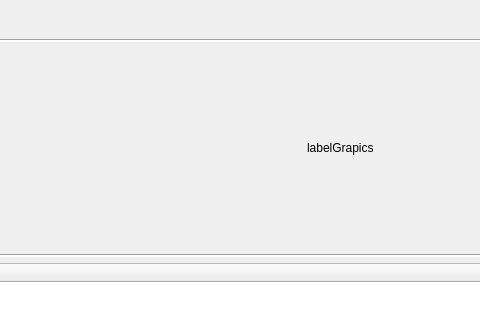
Qt form src/qmapshack/gis/trk/IFitDataDialog.ui (kkarsten62/qmapshack) before a commit; both pictures show x 282 to 762 and y 0 to 320 of the 1200 by 600 pixel window.
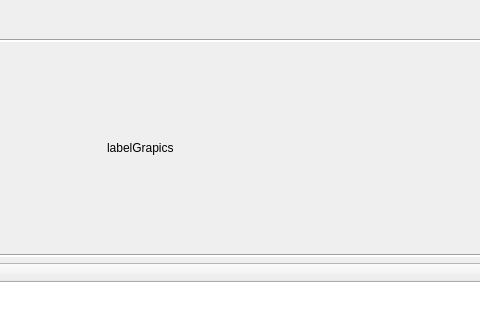
The same form after that commit. Icons and pictures are not drawn.

Commit message:
Implement graphic for left and right pedal
Changes to be committed:
	modified:   src/qmapshack/gis/trk/CFitDataDialog.cpp
	modified:   src/qmapshack/gis/trk/IFitDataDialog.ui

```diff
--- a/src/qmapshack/gis/trk/IFitDataDialog.ui
+++ b/src/qmapshack/gis/trk/IFitDataDialog.ui
@@ -157,7 +157,7 @@
       <widget class="QLabel" name="labelGraphics">
        <property name="minimumSize">
         <size>
-         <width>600</width>
+         <width>800</width>
          <height>200</height>
         </size>
        </property>
```
The commit also changes 1 other file.
